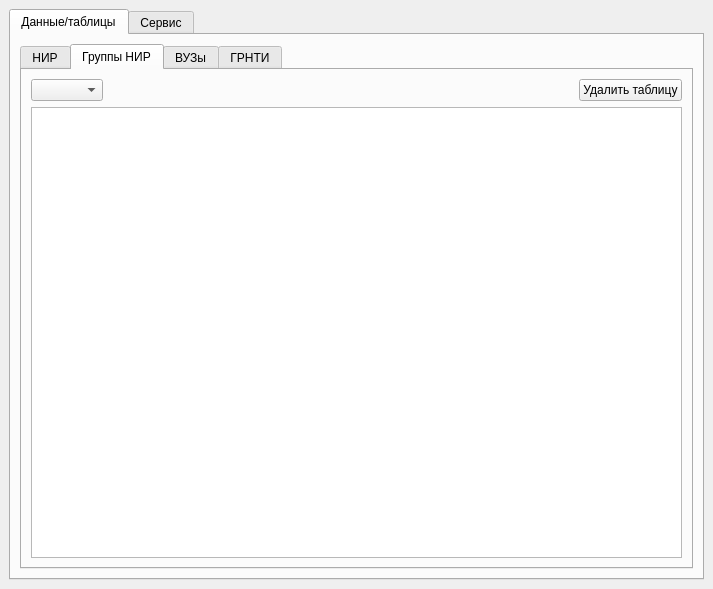
Above: MF.ui from VaninaAY/SYBD before the change. Below: the same form after it.
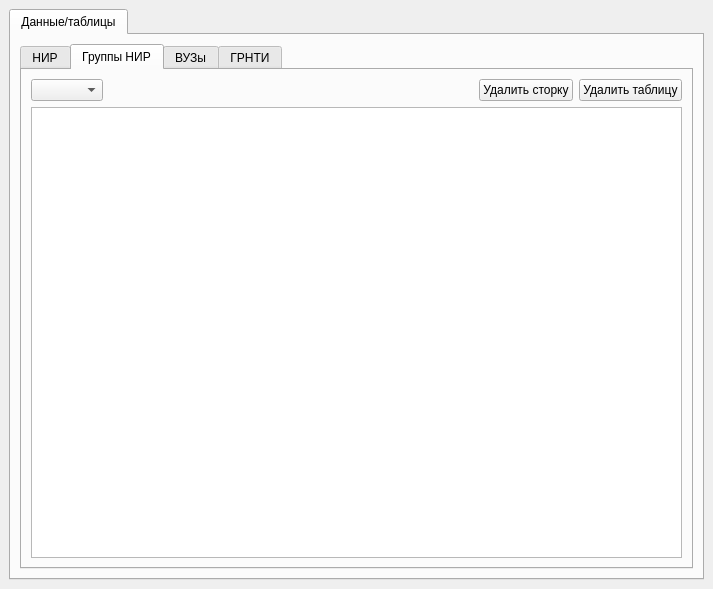
That is the form after the change. The open tabs and pages were chosen to show the change.

Diff of the .ui file:
```diff
--- a/MF.ui
+++ b/MF.ui
@@ -119,6 +119,13 @@
                 </property>
                </spacer>
               </item>
+              <item>
+               <widget class="QPushButton" name="btn_detete_row">
+                <property name="text">
+                 <string>Удалить сторку</string>
+                </property>
+               </widget>
+              </item>
               <item>
                <widget class="QPushButton" name="btn_detete_table">
                 <property name="text">
@@ -165,11 +172,6 @@
         </item>
        </layout>
       </widget>
-      <widget class="QWidget" name="tab_2">
-       <attribute name="title">
-        <string>Сервис</string>
-       </attribute>
-      </widget>
      </widget>
     </item>
    </layout>
```
Left out of the diff: 2 changed lines with no effect on the pictures.
